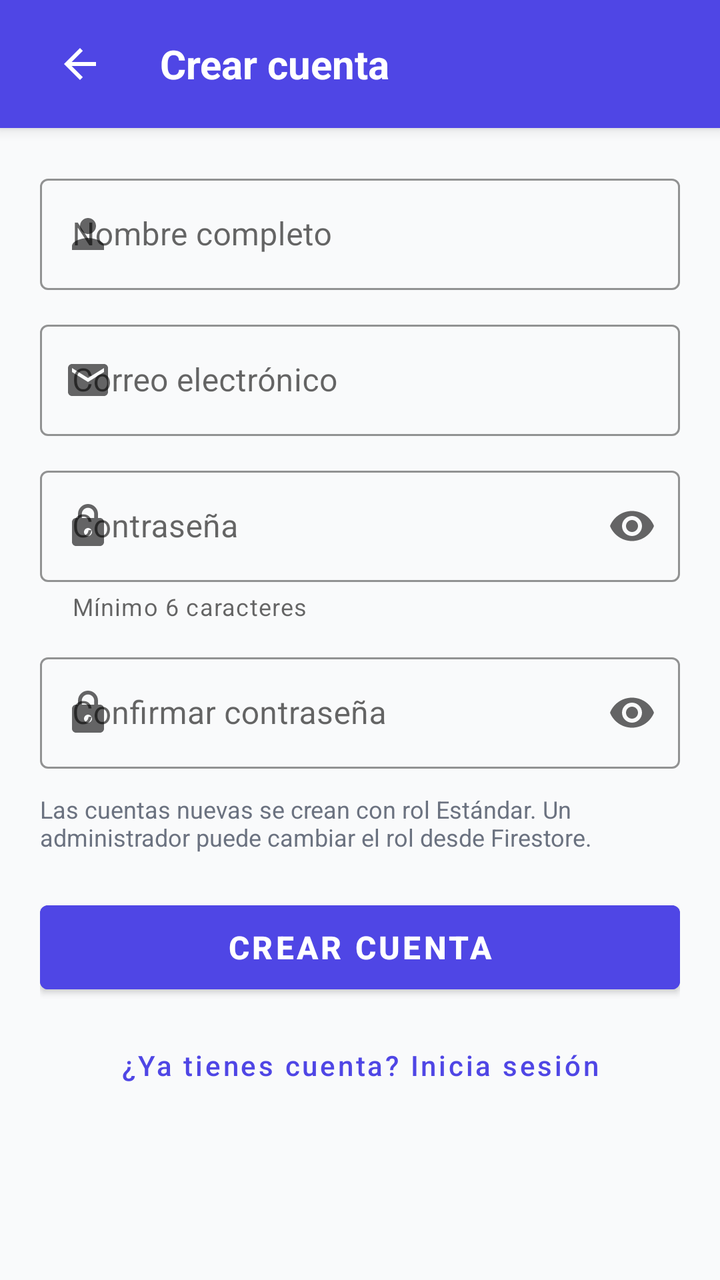
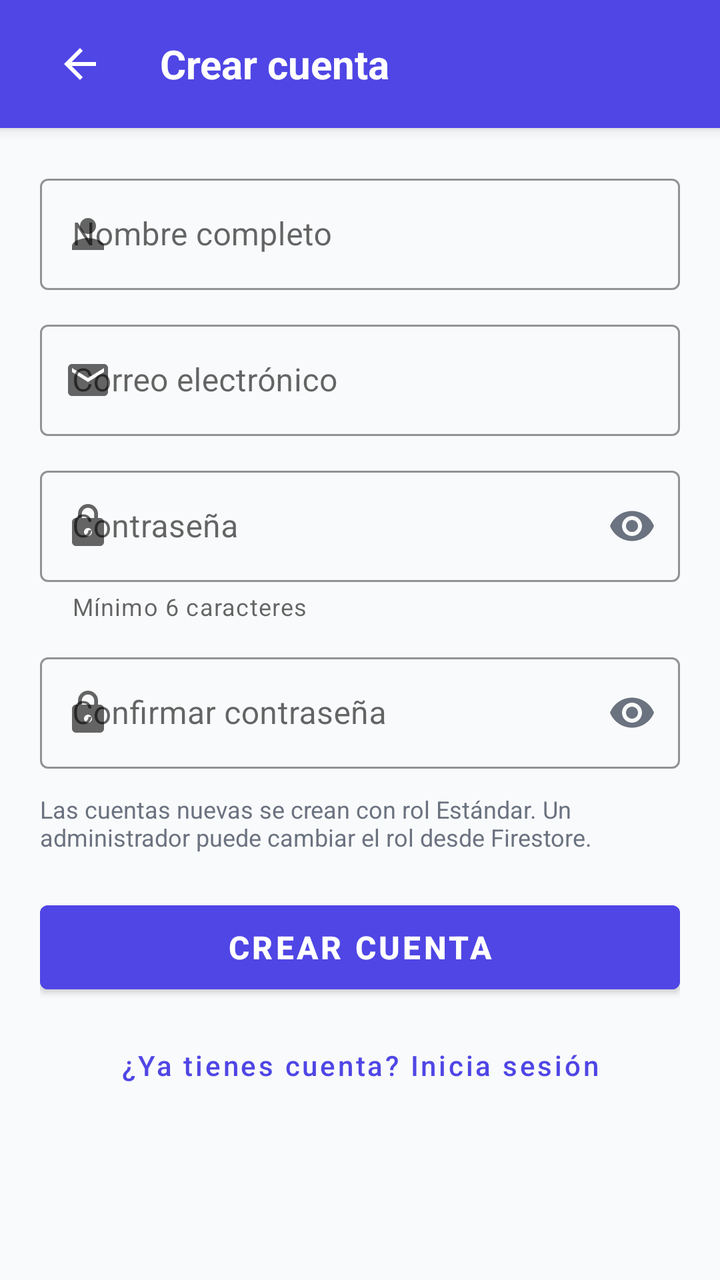

Screens rendered from an Android XML layout before and after an edit, with the pre-edit source and the edit as a unified diff.
<!-- AndroidManifest.xml: application theme Theme.MisFinanzas -->
<!-- res/layout/activity_register.xml -->
<?xml version="1.0" encoding="utf-8"?>
<LinearLayout xmlns:android="http://schemas.android.com/apk/res/android"
    xmlns:app="http://schemas.android.com/apk/res-auto"
    xmlns:tools="http://schemas.android.com/tools"
    android:layout_width="match_parent"
    android:layout_height="match_parent"
    android:background="@color/background"
    android:orientation="vertical"
    tools:context=".RegisterActivity">

    <RelativeLayout
        android:layout_width="match_parent"
        android:layout_height="64dp"
        android:background="@color/primary"
        android:elevation="4dp"
        android:paddingHorizontal="16dp">

        <ImageButton
            android:id="@+id/btn_back"
            android:layout_width="48dp"
            android:layout_height="48dp"
            android:layout_centerVertical="true"
            android:background="?attr/selectableItemBackgroundBorderless"
            android:contentDescription="Atras"
            android:src="@drawable/ic_arrow_back"
            app:tint="@color/white" />

        <TextView
            android:layout_width="wrap_content"
            android:layout_height="wrap_content"
            android:layout_centerVertical="true"
            android:layout_marginStart="16dp"
            android:layout_toEndOf="@id/btn_back"
            android:text="@string/title_register"
            android:textColor="@color/white"
            android:textSize="20sp"
            android:textStyle="bold" />
    </RelativeLayout>

    
    <ScrollView
        android:layout_width="match_parent"
        android:layout_height="0dp"
        android:layout_weight="1"
        android:fillViewport="true">

        <LinearLayout
            android:layout_width="match_parent"
            android:layout_height="wrap_content"
            android:orientation="vertical"
            android:padding="20dp">

            <com.google.android.material.textfield.TextInputLayout
                android:id="@+id/til_name"
                style="@style/Widget.MaterialComponents.TextInputLayout.OutlinedBox"
                android:layout_width="match_parent"
                android:layout_height="wrap_content"
                android:layout_marginBottom="12dp"
                android:hint="@string/label_full_name"
                app:boxStrokeColor="@color/primary"
                app:hintTextColor="@color/primary"
                app:startIconDrawable="@drawable/ic_person">

                <com.google.android.material.textfield.TextInputEditText
                    android:id="@+id/tiet_name"
                    android:layout_width="match_parent"
                    android:layout_height="wrap_content"
                    android:inputType="textPersonName|textCapWords"
                    android:maxLines="1"
                    android:textColor="@color/text_primary" />
            </com.google.android.material.textfield.TextInputLayout>

            <com.google.android.material.textfield.TextInputLayout
                android:id="@+id/til_email"
                style="@style/Widget.MaterialComponents.TextInputLayout.OutlinedBox"
                android:layout_width="match_parent"
                android:layout_height="wrap_content"
                android:layout_marginBottom="12dp"
                android:hint="@string/label_email"
                app:boxStrokeColor="@color/primary"
                app:hintTextColor="@color/primary"
                app:startIconDrawable="@drawable/ic_email">

                <com.google.android.material.textfield.TextInputEditText
                    android:id="@+id/tiet_email"
                    android:layout_width="match_parent"
                    android:layout_height="wrap_content"
                    android:inputType="textEmailAddress"
                    android:maxLines="1"
                    android:textColor="@color/text_primary" />
            </com.google.android.material.textfield.TextInputLayout>

            <com.google.android.material.textfield.TextInputLayout
                android:id="@+id/til_password"
                style="@style/Widget.MaterialComponents.TextInputLayout.OutlinedBox"
                android:layout_width="match_parent"
                android:layout_height="wrap_content"
                android:layout_marginBottom="12dp"
                android:hint="@string/label_password"
                app:boxStrokeColor="@color/primary"
                app:endIconMode="password_toggle"
                app:helperText="Mínimo 6 caracteres"
                app:hintTextColor="@color/primary"
                app:startIconDrawable="@drawable/ic_lock">

                <com.google.android.material.textfield.TextInputEditText
                    android:id="@+id/tiet_password"
                    android:layout_width="match_parent"
                    android:layout_height="wrap_content"
                    android:inputType="textPassword"
                    android:maxLines="1"
                    android:textColor="@color/text_primary" />
            </com.google.android.material.textfield.TextInputLayout>

            <com.google.android.material.textfield.TextInputLayout
                android:id="@+id/til_confirm_password"
                style="@style/Widget.MaterialComponents.TextInputLayout.OutlinedBox"
                android:layout_width="match_parent"
                android:layout_height="wrap_content"
                android:layout_marginBottom="12dp"
                android:hint="@string/label_confirm_password"
                app:boxStrokeColor="@color/primary"
                app:endIconMode="password_toggle"
                app:hintTextColor="@color/primary"
                app:startIconDrawable="@drawable/ic_lock">

                <com.google.android.material.textfield.TextInputEditText
                    android:id="@+id/tiet_confirm_password"
                    android:layout_width="match_parent"
                    android:layout_height="wrap_content"
                    android:imeOptions="actionDone"
                    android:inputType="textPassword"
                    android:maxLines="1"
                    android:textColor="@color/text_primary" />
            </com.google.android.material.textfield.TextInputLayout>

            <TextView
                android:layout_width="match_parent"
                android:layout_height="wrap_content"
                android:layout_marginBottom="20dp"
                android:text="@string/register_role_note"
                android:textColor="@color/text_secondary"
                android:textSize="12sp" />

            <ProgressBar
                android:id="@+id/progress_register"
                android:layout_width="wrap_content"
                android:layout_height="wrap_content"
                android:layout_gravity="center_horizontal"
                android:layout_marginBottom="12dp"
                android:visibility="gone" />

            <Button
                android:id="@+id/btn_register"
                android:layout_width="match_parent"
                android:layout_height="54dp"
                android:backgroundTint="@color/primary"
                android:text="@string/action_register"
                android:textColor="@color/white"
                android:textSize="16sp"
                android:textStyle="bold" />

            <Button
                android:id="@+id/btn_go_login"
                style="@style/Widget.MaterialComponents.Button.TextButton"
                android:layout_width="match_parent"
                android:layout_height="wrap_content"
                android:layout_marginTop="8dp"
                android:text="@string/register_have_account"
                android:textAllCaps="false"
                android:textColor="@color/primary" />
        </LinearLayout>
    </ScrollView>
</LinearLayout>
<!-- resources referenced by this layout -->
<resources>
  <color name="background">#F9FAFB</color>
  <color name="primary">#4F46E5</color>
  <color name="text_primary">#1F2937</color>
  <color name="text_secondary">#6B7280</color>
  <color name="white">#FFFFFF</color>
  <!-- drawable ic_arrow_back (drawable) -->
  <vector xmlns:android="http://schemas.android.com/apk/res/android"
      android:width="24dp"
      android:height="24dp"
      android:viewportWidth="24"
      android:viewportHeight="24">
    <path
        android:fillColor="#FFFFFFFF"
        android:pathData="M20,11H7.83l5.59,-5.59L12,4l-8,8 8,8 1.41,-1.41L7.83,13H20v-2z"/>
  </vector>
  <!-- drawable ic_person (drawable) -->
  <?xml version="1.0" encoding="utf-8"?>
  <vector xmlns:android="http://schemas.android.com/apk/res/android"
      android:width="24dp"
      android:height="24dp"
      android:tint="@color/text_secondary"
      android:viewportWidth="24"
      android:viewportHeight="24">
      <path
          android:fillColor="@android:color/white"
          android:pathData="M12,12c2.21,0 4,-1.79 4,-4s-1.79,-4 -4,-4 -4,1.79 -4,4 1.79,4 4,4zM12,14c-2.67,0 -8,1.34 -8,4v2h16v-2c0,-2.66 -5.33,-4 -8,-4z" />
  </vector>
  <string name="action_register">Crear cuenta</string>
  <string name="label_confirm_password">Confirmar contraseña</string>
  <string name="label_email">Correo electrónico</string>
  <string name="label_full_name">Nombre completo</string>
  <string name="label_password">Contraseña</string>
  <string name="register_have_account">¿Ya tienes cuenta? Inicia sesión</string>
  <string name="register_role_note">Las cuentas nuevas se crean con rol Estándar. Un administrador puede cambiar el rol desde Firestore.</string>
  <string name="title_register">Crear cuenta</string>
  <style name="Theme.MisFinanzas" parent="Theme.MaterialComponents.DayNight.NoActionBar">
          
          <item name="colorPrimary">@color/primary</item>
          <item name="colorPrimaryVariant">@color/primary_variant</item>
          <item name="colorOnPrimary">@color/white</item>
          
          
          <item name="colorSecondary">@color/accent</item>
          <item name="colorOnSecondary">@color/white</item>
          
          
          <item name="android:statusBarColor">@color/primary</item>
          <item name="android:windowLightStatusBar" tools:targetApi="m">false</item>
  
          
          <item name="android:windowBackground">@color/background</item>
          
          
          <item name="android:textColorPrimary">@color/text_primary</item>
          <item name="android:textColorSecondary">@color/text_secondary</item>
      </style>
  <color name="primary_variant">#3730A3</color>
  <color name="accent">#06B6D4</color>
  <!-- unchanged entries left out for length: 2 -->
</resources>

<!-- the commit's change to res/layout/activity_register.xml (unified diff, before → after) -->
@@ -99,6 +99,7 @@
                 android:hint="@string/label_password"
                 app:boxStrokeColor="@color/primary"
                 app:endIconMode="password_toggle"
+                app:endIconTint="@color/text_secondary"
                 app:helperText="Mínimo 6 caracteres"
                 app:hintTextColor="@color/primary"
                 app:startIconDrawable="@drawable/ic_lock">
@@ -121,6 +122,7 @@
                 android:hint="@string/label_confirm_password"
                 app:boxStrokeColor="@color/primary"
                 app:endIconMode="password_toggle"
+                app:endIconTint="@color/text_secondary"
                 app:hintTextColor="@color/primary"
                 app:startIconDrawable="@drawable/ic_lock">
 
<!-- resource entries referenced after the edit -->
@@ -35,7 +35,7 @@
   <string name="register_have_account">¿Ya tienes cuenta? Inicia sesión</string>
   <string name="register_role_note">Las cuentas nuevas se crean con rol Estándar. Un administrador puede cambiar el rol desde Firestore.</string>
   <string name="title_register">Crear cuenta</string>
-  <style name="Theme.MisFinanzas" parent="Theme.MaterialComponents.DayNight.NoActionBar">
+  <style name="Theme.MisFinanzas" parent="Theme.MaterialComponents.Light.NoActionBar">
           
           <item name="colorPrimary">@color/primary</item>
           <item name="colorPrimaryVariant">@color/primary_variant</item>
@@ -55,9 +55,28 @@
           
           <item name="android:textColorPrimary">@color/text_primary</item>
           <item name="android:textColorSecondary">@color/text_secondary</item>
+  
+          
+          <item name="android:forceDarkAllowed" tools:targetApi="q">false</item>
+          <item name="alertDialogTheme">@style/ThemeOverlay.MisFinanzas.Dialog</item>
+          <item name="android:alertDialogTheme">@style/ThemeOverlay.MisFinanzas.Dialog</item>
+          <item name="materialAlertDialogTheme">@style/ThemeOverlay.MisFinanzas.Dialog</item>
       </style>
   <color name="primary_variant">#3730A3</color>
   <color name="accent">#06B6D4</color>
+  <style name="ThemeOverlay.MisFinanzas.Dialog" parent="ThemeOverlay.MaterialComponents.Dialog.Alert">
+          <item name="colorPrimary">@color/primary</item>
+          <item name="colorAccent">@color/primary</item>
+          <item name="android:background">@color/surface</item>
+          <item name="android:textColorPrimary">@color/text_primary</item>
+          <item name="android:textColorSecondary">@color/text_secondary</item>
+          <item name="buttonBarPositiveButtonStyle">@style/MisFinanzas.DialogButton</item>
+          <item name="buttonBarNegativeButtonStyle">@style/MisFinanzas.DialogButton</item>
+      </style>
+  <color name="surface">#FFFFFF</color>
+  <style name="MisFinanzas.DialogButton" parent="Widget.MaterialComponents.Button.TextButton.Dialog">
+          <item name="android:textColor">@color/primary</item>
+      </style>
   <!-- unchanged entries left out for length: 2 -->
 </resources>
 
